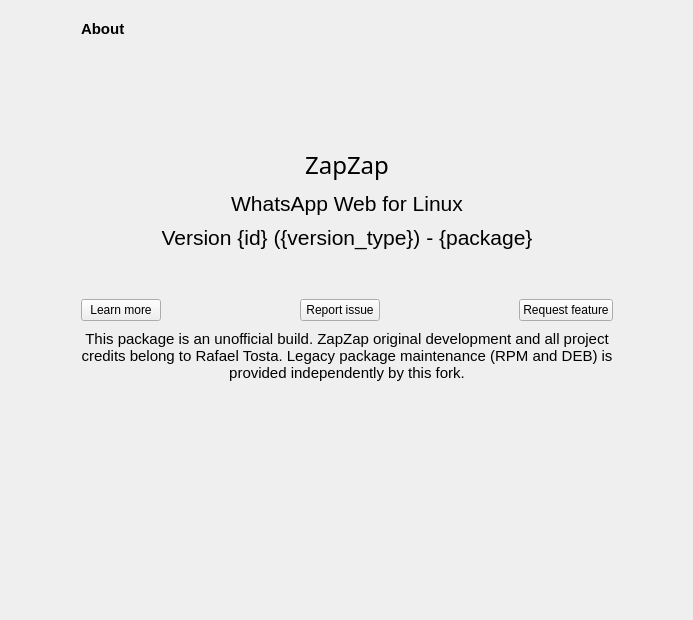
Qt form zapzap/ui/ui_page_about.ui (clairerb6/zapzap) before a commit.
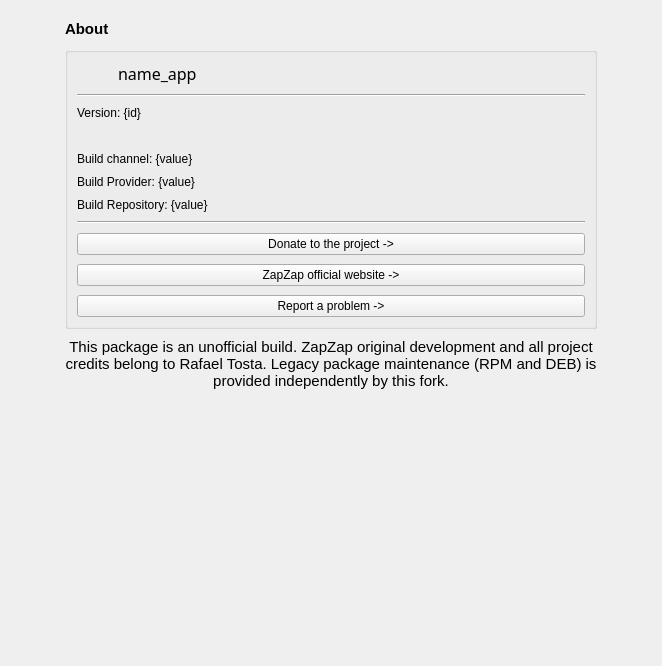
The same form after that commit.

Commit message:
Add BuildInfo.py generation and update workflows for multi-platform builds
- Added generation of BuildInfo.py in the zapzap directory to include build metadata.
- Updated GitHub Actions workflows to support building for Python, Windows, and AnyLinux AppImage.
- Enhanced the release process with options for publishing artifacts.
- Introduced a new script for managing dependencies in the AnyLinux AppImage build.
- Updated various translation files with refreshed POT-Creation-Date and new entries.

What changed in the file:
```diff
--- a/zapzap/ui/ui_page_about.ui
+++ b/zapzap/ui/ui_page_about.ui
@@ -6,8 +6,8 @@
    <rect>
     <x>0</x>
     <y>0</y>
-    <width>693</width>
-    <height>620</height>
+    <width>662</width>
+    <height>666</height>
    </rect>
   </property>
   <property name="windowTitle">
@@ -66,65 +66,43 @@
         </item>
         <item>
          <layout class="QGridLayout" name="gridLayout">
-          <item row="2" column="0">
-           <widget class="QLabel" name="desc_app">
-            <property name="styleSheet">
-             <string notr="true">font: 16pt;</string>
+          <item row="0" column="0">
+           <widget class="QGroupBox" name="groupBox">
+            <property name="sizePolicy">
+             <sizepolicy hsizetype="Preferred" vsizetype="Preferred">
+              <horstretch>0</horstretch>
+              <verstretch>0</verstretch>
+             </sizepolicy>
             </property>
-            <property name="text">
-             <string>WhatsApp Web for Linux</string>
+            <property name="title">
+             <string/>
             </property>
-            <property name="alignment">
-             <set>Qt::AlignmentFlag::AlignCenter</set>
-            </property>
-           </widget>
-          </item>
-          <item row="3" column="0">
-           <widget class="QLabel" name="version_app">
-            <property name="styleSheet">
-             <string notr="true">font: 16pt;</string>
-            </property>
+            <layout class="QGridLayout" name="gridLayout_2">
+             <property name="spacing">
+              <number>9</number>
+             </property>
+             <item row="5" column="0">
+              <widget class="QLabel" name="labelBuildProvider">
             <property name="text">
-             <string>Version {id} ({version_type}) - {package}</string>
-            </property>
-            <property name="alignment">
-             <set>Qt::AlignmentFlag::AlignCenter</set>
-            </property>
-           </widget>
-          </item>
-          <item row="1" column="0">
-           <widget class="QLabel" name="name_app">
-            <property name="font">
-             <font>
-              <family>13</family>
-              <pointsize>18</pointsize>
-              <italic>false</italic>
-              <bold>false</bold>
-             </font>
-            </property>
-            <property name="styleSheet">
-             <string notr="true">font: 18pt bold;</string>
-            </property>
+                <string>Build Provider: {value}</string>
+               </property>
+              </widget>
+             </item>
+             <item row="6" column="0">
+              <widget class="QLabel" name="labelBuildRepository">
             <property name="text">
-             <string>ZapZap</string>
-            </property>
-            <property name="alignment">
-             <set>Qt::AlignmentFlag::AlignCenter</set>
-            </property>
+                <string>Build Repository: {value}</string>
+               </property>
            </widget>
           </item>
           <item row="0" column="0">
+              <layout class="QHBoxLayout" name="horizontalLayout_3">
+               <item>
            <widget class="QPushButton" name="icon">
-            <property name="minimumSize">
-             <size>
-              <width>92</width>
-              <height>92</height>
-             </size>
-            </property>
             <property name="maximumSize">
              <size>
-              <width>16777215</width>
-              <height>16777215</height>
+                   <width>32</width>
+                   <height>32</height>
              </size>
             </property>
             <property name="styleSheet">
@@ -136,104 +114,87 @@
             </property>
             <property name="iconSize">
              <size>
-              <width>92</width>
-              <height>92</height>
-             </size>
-            </property>
-            <property name="checkable">
-             <bool>false</bool>
-            </property>
-            <property name="default">
-             <bool>false</bool>
-            </property>
+                   <width>32</width>
+                   <height>32</height>
+                  </size>
+                 </property>
             <property name="flat">
              <bool>true</bool>
             </property>
            </widget>
           </item>
-         </layout>
-        </item>
-        <item>
-         <spacer name="verticalSpacer">
-          <property name="orientation">
-           <enum>Qt::Orientation::Vertical</enum>
-          </property>
-          <property name="sizeHint" stdset="0">
-           <size>
-            <width>20</width>
-            <height>40</height>
-           </size>
-          </property>
-         </spacer>
-        </item>
-        <item>
-         <layout class="QHBoxLayout" name="horizontalLayout_2">
-          <property name="topMargin">
-           <number>0</number>
-          </property>
-          <item>
+               <item>
+                <widget class="QLabel" name="name_app">
+                 <property name="styleSheet">
+                  <string notr="true">font: 12pt bold;</string>
+                 </property>
+                 <property name="text">
+                  <string>name_app</string>
+                 </property>
+                </widget>
+               </item>
+              </layout>
+             </item>
+             <item row="9" column="0">
            <widget class="QPushButton" name="btnLeanMore">
-            <property name="sizePolicy">
-             <sizepolicy hsizetype="Fixed" vsizetype="Fixed">
-              <horstretch>0</horstretch>
-              <verstretch>0</verstretch>
-             </sizepolicy>
-            </property>
             <property name="text">
-             <string>Learn more</string>
+                <string>ZapZap official website -&gt;</string>
             </property>
            </widget>
           </item>
-          <item>
-           <spacer name="horizontalSpacer_3">
+             <item row="7" column="0">
+              <widget class="Line" name="line">
             <property name="orientation">
              <enum>Qt::Orientation::Horizontal</enum>
             </property>
-            <property name="sizeHint" stdset="0">
-             <size>
-              <width>40</width>
-              <height>20</height>
-             </size>
-            </property>
-           </spacer>
-          </item>
-          <item>
+              </widget>
+             </item>
+             <item row="4" column="0">
+              <widget class="QLabel" name="labelBuildChannel">
+               <property name="text">
+                <string>Build channel: {value}</string>
+               </property>
+              </widget>
+             </item>
+             <item row="2" column="0">
+              <widget class="QLabel" name="version_app">
+               <property name="text">
+                <string>Version: {id}</string>
+               </property>
+              </widget>
+             </item>
+             <item row="10" column="0">
            <widget class="QPushButton" name="btnReportIssue">
-            <property name="sizePolicy">
-             <sizepolicy hsizetype="Fixed" vsizetype="Fixed">
-              <horstretch>0</horstretch>
-              <verstretch>0</verstretch>
-             </sizepolicy>
-            </property>
+               <property name="text">
+                <string>Report a problem -&gt;</string>
+               </property>
+              </widget>
+             </item>
+             <item row="8" column="0">
+              <widget class="QPushButton" name="btnDonate">
             <property name="text">
-             <string>Report issue</string>
-            </property>
-           </widget>
-          </item>
-          <item>
-           <spacer name="horizontalSpacer_4">
+                <string>Donate to the project -&gt;</string>
+               </property>
+               <property name="checkable">
+                <bool>false</bool>
+               </property>
+              </widget>
+             </item>
+             <item row="3" column="0">
+              <widget class="QLabel" name="qt_version">
+               <property name="text">
+                <string/>
+               </property>
+              </widget>
+             </item>
+             <item row="1" column="0">
+              <widget class="Line" name="line_2">
             <property name="orientation">
              <enum>Qt::Orientation::Horizontal</enum>
             </property>
-            <property name="sizeHint" stdset="0">
-             <size>
-              <width>40</width>
-              <height>20</height>
-             </size>
-            </property>
-           </spacer>
-          </item>
-          <item>
-           <widget class="QPushButton" name="btnFeatureRequest">
-            <property name="sizePolicy">
-             <sizepolicy hsizetype="Fixed" vsizetype="Fixed">
-              <horstretch>0</horstretch>
-              <verstretch>0</verstretch>
-             </sizepolicy>
-            </property>
-            <property name="text">
-             <string>Request feature</string>
-            </property>
+              </widget>
+             </item>
+            </layout>
            </widget>
           </item>
          </layout>
@@ -254,6 +215,19 @@
           </property>
          </widget>
         </item>
+        <item>
+         <spacer name="verticalSpacer">
+          <property name="orientation">
+           <enum>Qt::Orientation::Vertical</enum>
+          </property>
+          <property name="sizeHint" stdset="0">
+           <size>
+            <width>20</width>
+            <height>40</height>
+           </size>
+          </property>
+         </spacer>
+        </item>
        </layout>
       </widget>
      </item>
```
Lines whose indentation alone changed are shown as unchanged. The commit also changes 59 other files.
